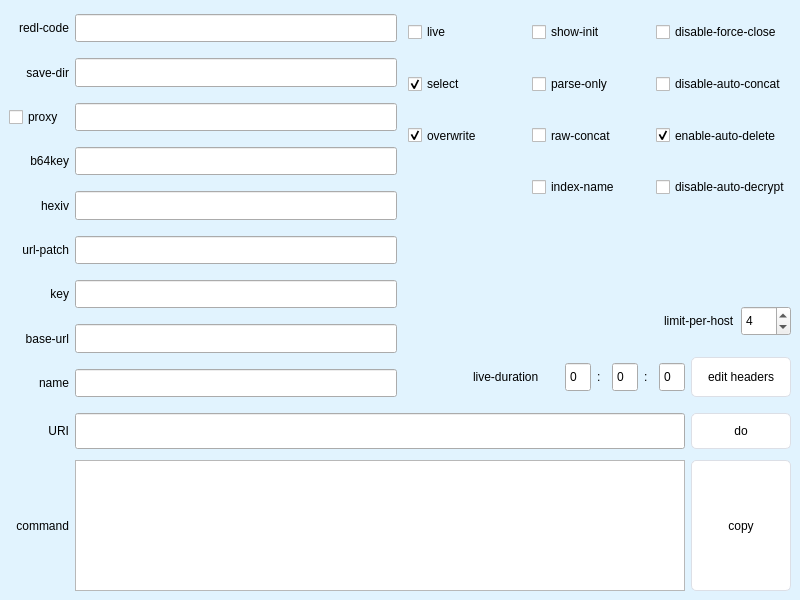
Above: XstreamDL_GUI/ui/main.ui from xhlove/XstreamDL-CLI before the change. Below: the same form after it.
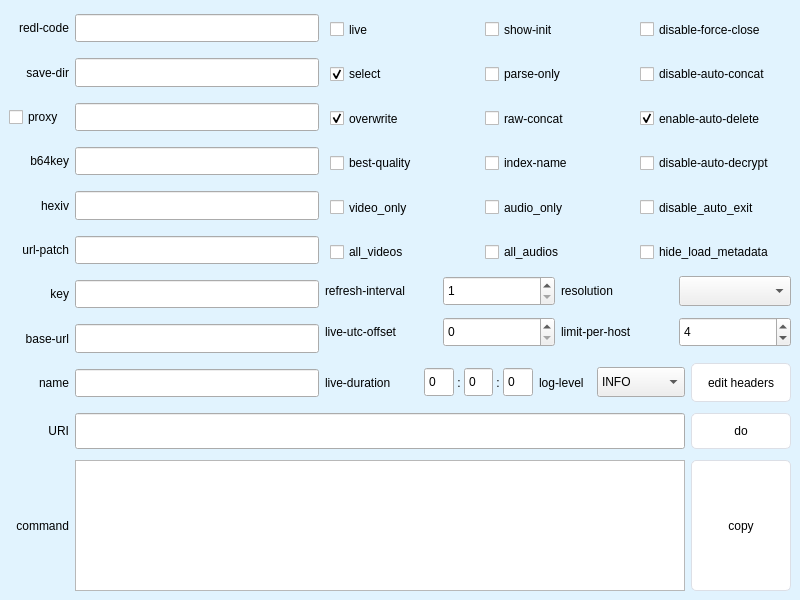
That is the form after the change. Icons and pictures are not drawn. Custom widgets are drawn as their Qt base class.

The edit to the form file:
```diff
--- a/XstreamDL_GUI/ui/main.ui
+++ b/XstreamDL_GUI/ui/main.ui
@@ -28,7 +28,7 @@
    </property>
    <layout class="QVBoxLayout" name="verticalLayout_3" stretch="9,1,3">
     <item>
-     <layout class="QHBoxLayout" name="horizontalLayout_16">
+     <layout class="QHBoxLayout" name="horizontalLayout_16" stretch="2,3">
       <item>
        <layout class="QVBoxLayout" name="verticalLayout">
         <item>
@@ -364,77 +364,15 @@
        </layout>
       </item>
       <item>
-       <layout class="QVBoxLayout" name="verticalLayout_2" stretch="4,0,1,1">
+       <layout class="QVBoxLayout" name="verticalLayout_2" stretch="6,1,1,1">
+        <property name="spacing">
+         <number>4</number>
+        </property>
         <item>
-         <layout class="QGridLayout" name="gridLayout" rowstretch="0,0,0,0">
+         <layout class="QGridLayout" name="gridLayout" rowstretch="0,0,0,0,0,0">
           <property name="leftMargin">
            <number>5</number>
           </property>
-          <item row="3" column="1">
-           <widget class="QCheckBox" name="checkBox_index_name">
-            <property name="sizePolicy">
-             <sizepolicy hsizetype="Minimum" vsizetype="Expanding">
-              <horstretch>0</horstretch>
-              <verstretch>0</verstretch>
-             </sizepolicy>
-            </property>
-            <property name="text">
-             <string>index-name</string>
-            </property>
-           </widget>
-          </item>
-          <item row="0" column="2">
-           <widget class="QCheckBox" name="checkBox_disable_force_close">
-            <property name="sizePolicy">
-             <sizepolicy hsizetype="Minimum" vsizetype="Expanding">
-              <horstretch>0</horstretch>
-              <verstretch>0</verstretch>
-             </sizepolicy>
-            </property>
-            <property name="text">
-             <string>disable-force-close</string>
-            </property>
-           </widget>
-          </item>
-          <item row="3" column="2">
-           <widget class="QCheckBox" name="checkBox_disable_auto_decrypt">
-            <property name="sizePolicy">
-             <sizepolicy hsizetype="Minimum" vsizetype="Expanding">
-              <horstretch>0</horstretch>
-              <verstretch>0</verstretch>
-             </sizepolicy>
-            </property>
-            <property name="text">
-             <string>disable-auto-decrypt</string>
-            </property>
-           </widget>
-          </item>
-          <item row="1" column="1">
-           <widget class="QCheckBox" name="checkBox_parse_only">
-            <property name="sizePolicy">
-             <sizepolicy hsizetype="Minimum" vsizetype="Expanding">
-              <horstretch>0</horstretch>
-              <verstretch>0</verstretch>
-             </sizepolicy>
-            </property>
-            <property name="text">
-             <string>parse-only</string>
-            </property>
-           </widget>
-          </item>
-          <item row="0" column="0">
-           <widget class="QCheckBox" name="checkBox_live">
-            <property name="sizePolicy">
-             <sizepolicy hsizetype="Minimum" vsizetype="Expanding">
-              <horstretch>0</horstretch>
-              <verstretch>0</verstretch>
-             </sizepolicy>
-            </property>
-            <property name="text">
-             <string>live</string>
-            </property>
-           </widget>
-          </item>
           <item row="2" column="0">
            <widget class="QCheckBox" name="checkBox_overwrite">
             <property name="sizePolicy">
@@ -464,6 +402,54 @@
             </property>
            </widget>
           </item>
+          <item row="0" column="2">
+           <widget class="QCheckBox" name="checkBox_disable_force_close">
+            <property name="sizePolicy">
+             <sizepolicy hsizetype="Minimum" vsizetype="Expanding">
+              <horstretch>0</horstretch>
+              <verstretch>0</verstretch>
+             </sizepolicy>
+            </property>
+            <property name="toolTip">
+             <string>&lt;html&gt;&lt;head/&gt;&lt;body&gt;&lt;pre style=&quot; margin-top:0px; margin-bottom:0px; margin-left:0px; margin-right:0px; -qt-block-indent:0; text-indent:0px; line-height:19px; background-color:#f0f0f0;&quot;&gt;&lt;span style=&quot; font-family:'Consolas','Courier New','monospace'; font-size:14px; font-weight:700; color:#38a334;&quot;&gt;default make all connections closed securely, but it will make DL speed slower&lt;/span&gt;&lt;/pre&gt;&lt;/body&gt;&lt;/html&gt;</string>
+            </property>
+            <property name="text">
+             <string>disable-force-close</string>
+            </property>
+           </widget>
+          </item>
+          <item row="2" column="1">
+           <widget class="QCheckBox" name="checkBox_raw_concat">
+            <property name="sizePolicy">
+             <sizepolicy hsizetype="Minimum" vsizetype="Expanding">
+              <horstretch>0</horstretch>
+              <verstretch>0</verstretch>
+             </sizepolicy>
+            </property>
+            <property name="toolTip">
+             <string>&lt;html&gt;&lt;head/&gt;&lt;body&gt;&lt;pre style=&quot; margin-top:0px; margin-bottom:0px; margin-left:0px; margin-right:0px; -qt-block-indent:0; text-indent:0px; line-height:19px; background-color:#f0f0f0;&quot;&gt;&lt;span style=&quot; font-family:'Consolas','Courier New','monospace'; font-size:14px; font-weight:700; color:#38a334;&quot;&gt;concat content as raw&lt;/span&gt;&lt;/pre&gt;&lt;/body&gt;&lt;/html&gt;</string>
+            </property>
+            <property name="text">
+             <string>raw-concat</string>
+            </property>
+           </widget>
+          </item>
+          <item row="3" column="0">
+           <widget class="QCheckBox" name="checkBox_best_quality">
+            <property name="sizePolicy">
+             <sizepolicy hsizetype="Minimum" vsizetype="Expanding">
+              <horstretch>0</horstretch>
+              <verstretch>0</verstretch>
+             </sizepolicy>
+            </property>
+            <property name="toolTip">
+             <string>&lt;html&gt;&lt;head/&gt;&lt;body&gt;&lt;pre style=&quot; margin-top:0px; margin-bottom:0px; margin-left:0px; margin-right:0px; -qt-block-indent:0; text-indent:0px; line-height:19px; background-color:#f0f0f0;&quot;&gt;&lt;span style=&quot; font-family:'Consolas','Courier New','monospace'; font-size:14px; font-weight:700; color:#38a334;&quot;&gt;auto choose best quality for dash streams&lt;/span&gt;&lt;/pre&gt;&lt;/body&gt;&lt;/html&gt;</string>
+            </property>
+            <property name="text">
+             <string>best-quality</string>
+            </property>
+           </widget>
+          </item>
           <item row="1" column="2">
            <widget class="QCheckBox" name="checkBox_disable_auto_concat">
             <property name="sizePolicy">
@@ -477,6 +463,86 @@
             </property>
            </widget>
           </item>
+          <item row="1" column="1">
+           <widget class="QCheckBox" name="checkBox_parse_only">
+            <property name="sizePolicy">
+             <sizepolicy hsizetype="Minimum" vsizetype="Expanding">
+              <horstretch>0</horstretch>
+              <verstretch>0</verstretch>
+             </sizepolicy>
+            </property>
+            <property name="toolTip">
+             <string>&lt;html&gt;&lt;head/&gt;&lt;body&gt;&lt;pre style=&quot; margin-top:0px; margin-bottom:0px; margin-left:0px; margin-right:0px; -qt-block-indent:0; text-indent:0px; line-height:19px; background-color:#f0f0f0;&quot;&gt;&lt;span style=&quot; font-family:'Consolas','Courier New','monospace'; font-size:14px; font-weight:700; color:#38a334;&quot;&gt;parse only, not to download&lt;/span&gt;&lt;/pre&gt;&lt;/body&gt;&lt;/html&gt;</string>
+            </property>
+            <property name="text">
+             <string>parse-only</string>
+            </property>
+           </widget>
+          </item>
+          <item row="4" column="0">
+           <widget class="QCheckBox" name="checkBox_video_only">
+            <property name="sizePolicy">
+             <sizepolicy hsizetype="Minimum" vsizetype="Expanding">
+              <horstretch>0</horstretch>
+              <verstretch>0</verstretch>
+             </sizepolicy>
+            </property>
+            <property name="toolTip">
+             <string>&lt;html&gt;&lt;head/&gt;&lt;body&gt;&lt;pre style=&quot; margin-top:0px; margin-bottom:0px; margin-left:0px; margin-right:0px; -qt-block-indent:0; text-indent:0px; line-height:19px; background-color:#f0f0f0;&quot;&gt;&lt;span style=&quot; font-family:'Consolas','Courier New','monospace'; font-size:14px; font-weight:700; color:#38a334;&quot;&gt;only choose video stream when use --best-quality&lt;/span&gt;&lt;/pre&gt;&lt;/body&gt;&lt;/html&gt;</string>
+            </property>
+            <property name="text">
+             <string>video_only</string>
+            </property>
+           </widget>
+          </item>
+          <item row="4" column="1">
+           <widget class="QCheckBox" name="checkBox_audio_only">
+            <property name="sizePolicy">
+             <sizepolicy hsizetype="Minimum" vsizetype="Expanding">
+              <horstretch>0</horstretch>
+              <verstretch>0</verstretch>
+             </sizepolicy>
+            </property>
+            <property name="toolTip">
+             <string>&lt;html&gt;&lt;head/&gt;&lt;body&gt;&lt;pre style=&quot; margin-top:0px; margin-bottom:0px; margin-left:0px; margin-right:0px; -qt-block-indent:0; text-indent:0px; line-height:19px; background-color:#f0f0f0;&quot;&gt;&lt;span style=&quot; font-family:'Consolas','Courier New','monospace'; font-size:14px; font-weight:700; color:#38a334;&quot;&gt;only choose audio stream when use --best-quality&lt;/span&gt;&lt;/pre&gt;&lt;/body&gt;&lt;/html&gt;</string>
+            </property>
+            <property name="text">
+             <string>audio_only</string>
+            </property>
+           </widget>
+          </item>
+          <item row="3" column="1">
+           <widget class="QCheckBox" name="checkBox_index_name">
+            <property name="sizePolicy">
+             <sizepolicy hsizetype="Minimum" vsizetype="Expanding">
+              <horstretch>0</horstretch>
+              <verstretch>0</verstretch>
+             </sizepolicy>
+            </property>
+            <property name="toolTip">
+             <string>&lt;html&gt;&lt;head/&gt;&lt;body&gt;&lt;pre style=&quot; margin-top:0px; margin-bottom:0px; margin-left:0px; margin-right:0px; -qt-block-indent:0; text-indent:0px; line-height:19px; background-color:#f0f0f0;&quot;&gt;&lt;span style=&quot; font-family:'Consolas','Courier New','monospace'; font-size:14px; font-weight:700; color:#38a334;&quot;&gt;some dash live have the same name for different stream, use this option to avoid&lt;/span&gt;&lt;/pre&gt;&lt;/body&gt;&lt;/html&gt;</string>
+            </property>
+            <property name="text">
+             <string>index-name</string>
+            </property>
+           </widget>
+          </item>
+          <item row="0" column="0">
+           <widget class="QCheckBox" name="checkBox_live">
+            <property name="sizePolicy">
+             <sizepolicy hsizetype="Minimum" vsizetype="Expanding">
+              <horstretch>0</horstretch>
+              <verstretch>0</verstretch>
+             </sizepolicy>
+            </property>
+            <property name="toolTip">
+             <string>&lt;html&gt;&lt;head/&gt;&lt;body&gt;&lt;pre style=&quot; margin-top:0px; margin-bottom:0px; margin-left:0px; margin-right:0px; -qt-block-indent:0; text-indent:0px; line-height:19px; background-color:#f0f0f0;&quot;&gt;&lt;span style=&quot; font-family:'Consolas','Courier New','monospace'; font-size:14px; font-weight:700; color:#38a334;&quot;&gt;live mode&lt;/span&gt;&lt;/pre&gt;&lt;/body&gt;&lt;/html&gt;</string>
+            </property>
+            <property name="text">
+             <string>live</string>
+            </property>
+           </widget>
+          </item>
           <item row="2" column="2">
            <widget class="QCheckBox" name="checkBox_enable_auto_delete">
             <property name="sizePolicy">
@@ -493,6 +559,22 @@
             </property>
            </widget>
           </item>
+          <item row="3" column="2">
+           <widget class="QCheckBox" name="checkBox_disable_auto_decrypt">
+            <property name="sizePolicy">
+             <sizepolicy hsizetype="Minimum" vsizetype="Expanding">
+              <horstretch>0</horstretch>
+              <verstretch>0</verstretch>
+             </sizepolicy>
+            </property>
+            <property name="toolTip">
+             <string>&lt;html&gt;&lt;head/&gt;&lt;body&gt;&lt;pre style=&quot; margin-top:0px; margin-bottom:0px; margin-left:0px; margin-right:0px; -qt-block-indent:0; text-indent:0px; line-height:19px; background-color:#f0f0f0;&quot;&gt;&lt;span style=&quot; font-family:'Consolas','Courier New','monospace'; font-size:14px; font-weight:700; color:#38a334;&quot;&gt;disable auto-decrypt segments before dump to disk&lt;/span&gt;&lt;/pre&gt;&lt;/body&gt;&lt;/html&gt;</string>
+            </property>
+            <property name="text">
+             <string>disable-auto-decrypt</string>
+            </property>
+           </widget>
+          </item>
           <item row="1" column="0">
            <widget class="QCheckBox" name="checkBox_select">
             <property name="sizePolicy">
@@ -509,8 +591,8 @@
             </property>
            </widget>
           </item>
-          <item row="2" column="1">
-           <widget class="QCheckBox" name="checkBox_raw_concat">
+          <item row="5" column="0">
+           <widget class="QCheckBox" name="checkBox_all_videos">
             <property name="sizePolicy">
              <sizepolicy hsizetype="Minimum" vsizetype="Expanding">
               <horstretch>0</horstretch>
@@ -518,92 +600,327 @@
              </sizepolicy>
             </property>
             <property name="text">
-             <string>raw-concat</string>
+             <string>all_videos</string>
             </property>
            </widget>
           </item>
+          <item row="5" column="1">
+           <widget class="QCheckBox" name="checkBox_all_audios">
+            <property name="sizePolicy">
+             <sizepolicy hsizetype="Minimum" vsizetype="Expanding">
+              <horstretch>0</horstretch>
+              <verstretch>0</verstretch>
+             </sizepolicy>
+            </property>
+            <property name="toolTip">
+             <string>&lt;html&gt;&lt;head/&gt;&lt;body&gt;&lt;pre style=&quot; margin-top:0px; margin-bottom:0px; margin-left:0px; margin-right:0px; -qt-block-indent:0; text-indent:0px; line-height:19px; background-color:#f0f0f0;&quot;&gt;&lt;span style=&quot; font-family:'Consolas','Courier New','monospace'; font-size:14px; font-weight:700; color:#38a334;&quot;&gt;choose all audio stream to download&lt;/span&gt;&lt;/pre&gt;&lt;/body&gt;&lt;/html&gt;</string>
+            </property>
+            <property name="text">
+             <string>all_audios</string>
+            </property>
+           </widget>
+          </item>
+          <item row="5" column="2">
+           <widget class="QCheckBox" name="checkBox_hide_load_metadata">
+            <property name="sizePolicy">
+             <sizepolicy hsizetype="Minimum" vsizetype="Expanding">
+              <horstretch>0</horstretch>
+              <verstretch>0</verstretch>
+             </sizepolicy>
+            </property>
+            <property name="toolTip">
+             <string>&lt;html&gt;&lt;head/&gt;&lt;body&gt;&lt;pre style=&quot; margin-top:0px; margin-bottom:0px; margin-left:0px; margin-right:0px; -qt-block-indent:0; text-indent:0px; line-height:19px; background-color:#f0f0f0;&quot;&gt;&lt;span style=&quot; font-family:'Consolas','Courier New','monospace'; font-size:14px; font-weight:700; color:#38a334;&quot;&gt;hide `Load #EXT-X-MEDIA metadata` balabala&lt;/span&gt;&lt;/pre&gt;&lt;/body&gt;&lt;/html&gt;</string>
+            </property>
+            <property name="text">
+             <string>hide_load_metadata</string>
+            </property>
+           </widget>
+          </item>
+          <item row="4" column="2">
+           <widget class="QCheckBox" name="checkBox_disable_auto_exit">
+            <property name="sizePolicy">
+             <sizepolicy hsizetype="Minimum" vsizetype="Expanding">
+              <horstretch>0</horstretch>
+              <verstretch>0</verstretch>
+             </sizepolicy>
+            </property>
+            <property name="toolTip">
+             <string>&lt;html&gt;&lt;head/&gt;&lt;body&gt;&lt;pre style=&quot; margin-top:0px; margin-bottom:0px; margin-left:0px; margin-right:0px; -qt-block-indent:0; text-indent:0px; line-height:19px; background-color:#f0f0f0;&quot;&gt;&lt;span style=&quot; font-family:'Consolas','Courier New','monospace'; font-size:14px; font-weight:700; color:#38a334;&quot;&gt;disable auto exit after download end, GUI will use this option&lt;/span&gt;&lt;/pre&gt;&lt;/body&gt;&lt;/html&gt;</string>
+            </property>
+            <property name="text">
+             <string>disable_auto_exit</string>
+            </property>
+           </widget>
+          </item>
          </layout>
         </item>
         <item>
-         <spacer name="verticalSpacer">
-          <property name="orientation">
-           <enum>Qt::Vertical</enum>
+         <layout class="QHBoxLayout" name="horizontalLayout_17" stretch="1,1,1,1">
+          <property name="spacing">
+           <number>6</number>
           </property>
-          <property name="sizeHint" stdset="0">
-           <size>
-            <width>20</width>
-            <height>80</height>
-           </size>
-          </property>
-         </spacer>
-        </item>
-        <item>
-         <layout class="QHBoxLayout" name="horizontalLayout_14">
           <item>
-           <spacer name="horizontalSpacer_2">
-            <property name="orientation">
-             <enum>Qt::Horizontal</enum>
+           <widget class="QLabel" name="label_17">
+            <property name="sizePolicy">
+             <sizepolicy hsizetype="Preferred" vsizetype="Expanding">
+              <horstretch>0</horstretch>
+              <verstretch>0</verstretch>
+             </sizepolicy>
             </property>
-            <property name="sizeHint" stdset="0">
+            <property name="maximumSize">
              <size>
-              <width>40</width>
-              <height>20</height>
+              <width>16777215</width>
+              <height>30</height>
              </size>
             </property>
-           </spacer>
+            <property name="text">
+             <string>refresh-interval</string>
+            </property>
+            <property name="alignment">
+             <set>Qt::AlignLeading|Qt::AlignLeft|Qt::AlignVCenter</set>
+            </property>
+           </widget>
           </item>
           <item>
-           <layout class="QHBoxLayout" name="horizontalLayout_12">
+           <widget class="QSpinBox" name="spinBox_live_refresh_interval">
+            <property name="sizePolicy">
+             <sizepolicy hsizetype="Minimum" vsizetype="Expanding">
+              <horstretch>0</horstretch>
+              <verstretch>0</verstretch>
+             </sizepolicy>
+            </property>
+            <property name="minimumSize">
+             <size>
+              <width>50</width>
+              <height>0</height>
+             </size>
+            </property>
+            <property name="maximumSize">
+             <size>
+              <width>16777215</width>
+              <height>30</height>
+             </size>
+            </property>
+            <property name="toolTip">
+             <string>&lt;html&gt;&lt;head/&gt;&lt;body&gt;&lt;pre style=&quot; margin-top:0px; margin-bottom:0px; margin-left:0px; margin-right:0px; -qt-block-indent:0; text-indent:0px; line-height:19px; background-color:#f0f0f0;&quot;&gt;&lt;span style=&quot; font-family:'Consolas','Courier New','monospace'; font-size:14px; font-weight:700; color:#38a334;&quot;&gt;live refresh interval&lt;/span&gt;&lt;/pre&gt;&lt;/body&gt;&lt;/html&gt;</string>
+            </property>
+            <property name="minimum">
+             <number>1</number>
+            </property>
+            <property name="maximum">
+             <number>60</number>
+            </property>
+           </widget>
+          </item>
+          <item>
+           <widget class="QLabel" name="label_16">
+            <property name="sizePolicy">
+             <sizepolicy hsizetype="Expanding" vsizetype="Expanding">
+              <horstretch>0</horstretch>
+              <verstretch>0</verstretch>
+             </sizepolicy>
+            </property>
+            <property name="minimumSize">
+             <size>
+              <width>0</width>
+              <height>30</height>
+             </size>
+            </property>
+            <property name="maximumSize">
+             <size>
+              <width>16777215</width>
+              <height>30</height>
+             </size>
+            </property>
+            <property name="layoutDirection">
+             <enum>Qt::LeftToRight</enum>
+            </property>
+            <property name="text">
+             <string>resolution</string>
+            </property>
+            <property name="alignment">
+             <set>Qt::AlignLeading|Qt::AlignLeft|Qt::AlignVCenter</set>
+            </property>
+           </widget>
+          </item>
+          <item>
+           <widget class="QComboBox" name="comboBox_resolution">
+            <property name="sizePolicy">
+             <sizepolicy hsizetype="Minimum" vsizetype="Maximum">
+              <horstretch>0</horstretch>
+              <verstretch>0</verstretch>
+             </sizepolicy>
+            </property>
+            <property name="minimumSize">
+             <size>
+              <width>50</width>
+              <height>0</height>
+             </size>
+            </property>
+            <property name="maximumSize">
+             <size>
+              <width>16777215</width>
+              <height>30</height>
+             </size>
+            </property>
+            <property name="toolTip">
+             <string>&lt;html&gt;&lt;head/&gt;&lt;body&gt;&lt;pre style=&quot; margin-top:0px; margin-bottom:0px; margin-left:0px; margin-right:0px; -qt-block-indent:0; text-indent:0px; line-height:19px; background-color:#f0f0f0;&quot;&gt;&lt;span style=&quot; font-family:'Consolas','Courier New','monospace'; font-size:14px; font-weight:700; color:#38a334;&quot;&gt;auto choose target quality&lt;/span&gt;&lt;/pre&gt;&lt;/body&gt;&lt;/html&gt;</string>
+            </property>
             <item>
-             <widget class="QLabel" name="label_12">
-              <property name="sizePolicy">
-               <sizepolicy hsizetype="Preferred" vsizetype="Expanding">
-                <horstretch>0</horstretch>
-                <verstretch>0</verstretch>
-               </sizepolicy>
-              </property>
-              <property name="text">
-               <string>limit-per-host</string>
-              </property>
-             </widget>
+             <property name="text">
+              <string/>
+             </property>
             </item>
             <item>
-             <widget class="QSpinBox" name="spinBox_limit_per_host">
-              <property name="sizePolicy">
-               <sizepolicy hsizetype="Minimum" vsizetype="Expanding">
-                <horstretch>0</horstretch>
-                <verstretch>0</verstretch>
-               </sizepolicy>
-              </property>
-              <property name="minimumSize">
-               <size>
-                <width>50</width>
-                <height>0</height>
-               </size>
-              </property>
-              <property name="maximumSize">
-               <size>
-                <width>16777215</width>
-                <height>30</height>
-               </size>
-              </property>
-              <property name="minimum">
-               <number>1</number>
-              </property>
-              <property name="maximum">
-               <number>999</number>
-              </property>
-              <property name="value">
-               <number>4</number>
-              </property>
-             </widget>
+             <property name="text">
+              <string>2160</string>
+             </property>
             </item>
-           </layout>
+            <item>
+             <property name="text">
+              <string>1080</string>
+             </property>
+            </item>
+            <item>
+             <property name="text">
+              <string>720</string>
+             </property>
+            </item>
+            <item>
+             <property name="text">
+              <string>576</string>
+             </property>
+            </item>
+            <item>
+             <property name="text">
+              <string>540</string>
+             </property>
+            </item>
+            <item>
+             <property name="text">
+              <string>480</string>
+             </property>
+            </item>
+            <item>
+             <property name="text">
+              <string>360</string>
+             </property>
+            </item>
+            <item>
+             <property name="text">
+              <string>270</string>
+             </property>
+            </item>
+           </widget>
           </item>
          </layout>
         </item>
         <item>
-         <layout class="QHBoxLayout" name="horizontalLayout_13" stretch="0,0">
+         <layout class="QHBoxLayout" name="horizontalLayout_14" stretch="1,1,1,1">
+          <property name="spacing">
+           <number>6</number>
+          </property>
+          <item>
+           <widget class="QLabel" name="label_5">
+            <property name="sizePolicy">
+             <sizepolicy hsizetype="Preferred" vsizetype="Expanding">
+              <horstretch>0</horstretch>
+              <verstretch>0</verstretch>
+             </sizepolicy>
+            </property>
+            <property name="text">
+             <string>live-utc-offset</string>
+            </property>
+            <property name="alignment">
+             <set>Qt::AlignLeading|Qt::AlignLeft|Qt::AlignVCenter</set>
+            </property>
+           </widget>
+          </item>
+          <item>
+           <widget class="QSpinBox" name="spinBox_live_utc_offset">
+            <property name="sizePolicy">
+             <sizepolicy hsizetype="Minimum" vsizetype="Expanding">
+              <horstretch>0</horstretch>
+              <verstretch>0</verstretch>
+             </sizepolicy>
+            </property>
+            <property name="minimumSize">
+             <size>
+              <width>50</width>
+              <height>0</height>
+             </size>
+            </property>
+            <property name="maximumSize">
+             <size>
+              <width>16777215</width>
+              <height>30</height>
+             </size>
+            </property>
+            <property name="toolTip">
+             <string>&lt;html&gt;&lt;head/&gt;&lt;body&gt;&lt;pre style=&quot; margin-top:0px; margin-bottom:0px; margin-left:0px; margin-right:0px; -qt-block-indent:0; text-indent:0px; line-height:19px; background-color:#f0f0f0;&quot;&gt;&lt;span style=&quot; font-family:'Consolas','Courier New','monospace'; font-size:14px; font-weight:700; color:#38a334;&quot;&gt;the value is used to correct utc time&lt;/span&gt;&lt;/pre&gt;&lt;/body&gt;&lt;/html&gt;</string>
+            </property>
+            <property name="maximum">
+             <number>7200</number>
+            </property>
+            <property name="singleStep">
+             <number>600</number>
+            </property>
+           </widget>
+          </item>
+          <item>
+           <widget class="QLabel" name="label_12">
+            <property name="sizePolicy">
+             <sizepolicy hsizetype="Preferred" vsizetype="Expanding">
+              <horstretch>0</horstretch>
+              <verstretch>0</verstretch>
+             </sizepolicy>
+            </property>
+            <property name="text">
+             <string>limit-per-host</string>
+            </property>
+            <property name="alignment">
+             <set>Qt::AlignLeading|Qt::AlignLeft|Qt::AlignVCenter</set>
+            </property>
+           </widget>
+          </item>
+          <item>
+           <widget class="QSpinBox" name="spinBox_limit_per_host">
+            <property name="sizePolicy">
+             <sizepolicy hsizetype="Minimum" vsizetype="Expanding">
+              <horstretch>0</horstretch>
+              <verstretch>0</verstretch>
+             </sizepolicy>
+            </property>
+            <property name="minimumSize">
+             <size>
+              <width>50</width>
+              <height>0</height>
+             </size>
+            </property>
+            <property name="maximumSize">
+             <size>
+              <width>16777215</width>
+              <height>30</height>
+             </size>
+            </property>
+            <property name="toolTip">
+             <string>&lt;html&gt;&lt;head/&gt;&lt;body&gt;&lt;pre style=&quot; margin-top:0px; margin-bottom:0px; margin-left:0px; margin-right:0px; -qt-block-indent:0; text-indent:0px; line-height:19px; background-color:#f0f0f0;&quot;&gt;&lt;span style=&quot; font-family:'Consolas','Courier New','monospace'; font-size:14px; font-weight:700; color:#38a334;&quot;&gt;increase the value if your connection to the stream host is poor, suggest &amp;gt;100 for DASH stream&lt;/span&gt;&lt;/pre&gt;&lt;/body&gt;&lt;/html&gt;</string>
+            </property>
+            <property name="minimum">
+             <number>1</number>
+            </property>
+            <property name="maximum">
+             <number>999</number>
+            </property>
+            <property name="value">
+             <number>4</number>
+            </property>
+           </widget>
+          </item>
+         </layout>
+        </item>
+        <item>
+         <layout class="QHBoxLayout" name="horizontalLayout_13" stretch="4,1,1,2">
           <property name="spacing">
            <number>6</number>
           </property>
@@ -611,26 +928,13 @@
            <number>5</number>
           </property>
           <property name="bottomMargin">
-           <number>5</number>
+           <number>0</number>
           </property>
           <item>
-           <layout class="QHBoxLayout" name="horizontalLayout" stretch="8,10,3,1,3,1,3">
+           <layout class="QHBoxLayout" name="horizontalLayout" stretch="10,3,1,3,1,3">
             <property name="spacing">
-             <number>6</number>
+             <number>0</number>
             </property>
-            <item>
-             <spacer name="horizontalSpacer">
-              <property name="orientation">
-               <enum>Qt::Horizontal</enum>
-              </property>
-              <property name="sizeHint" stdset="0">
-               <size>
-                <width>40</width>
-                <height>20</height>
-               </size>
-              </property>
-             </spacer>
-            </item>
             <item>
              <widget class="QLabel" name="label_14">
               <property name="sizePolicy">
@@ -642,6 +946,9 @@
               <property name="text">
                <string>live-duration</string>
               </property>
+              <property name="alignment">
+               <set>Qt::AlignLeading|Qt::AlignLeft|Qt::AlignVCenter</set>
+              </property>
              </widget>
             </item>
             <item>
@@ -683,6 +990,9 @@
               <property name="text">
                <string>:</string>
               </property>
+              <property name="alignment">
+               <set>Qt::AlignCenter</set>
+              </property>
              </widget>
             </item>
             <item>
@@ -727,6 +1037,9 @@
               <property name="text">
                <string>:</string>
               </property>
+              <property name="alignment">
+               <set>Qt::AlignCenter</set>
+              </property>
              </widget>
             </item>
             <item>
@@ -762,6 +1075,61 @@
             </item>
            </layout>
           </item>
+          <item>
+           <widget class="QLabel" name="label_18">
+            <property name="sizePolicy">
+             <sizepolicy hsizetype="Expanding" vsizetype="Expanding">
+              <horstretch>0</horstretch>
+              <verstretch>0</verstretch>
+             </sizepolicy>
+            </property>
+            <property name="text">
+             <string>log-level</string>
+            </property>
+           </widget>
+          </item>
+          <item>
+           <widget class="QComboBox" name="comboBox_log_level">
+            <property name="sizePolicy">
+             <sizepolicy hsizetype="Preferred" vsizetype="Expanding">
+              <horstretch>0</horstretch>
+              <verstretch>0</verstretch>
+             </sizepolicy>
+            </property>
+            <property name="maximumSize">
+             <size>
+              <width>16777215</width>
+              <height>30</height>
+             </size>
+            </property>
+            <property name="toolTip">
+             <string>&lt;html&gt;&lt;head/&gt;&lt;body&gt;&lt;pre style=&quot; margin-top:0px; margin-bottom:0px; margin-left:0px; margin-right:0px; -qt-block-indent:0; text-indent:0px; line-height:19px; background-color:#f0f0f0;&quot;&gt;&lt;span style=&quot; font-family:'Consolas','Courier New','monospace'; font-size:14px; font-weight:700; color:#38a334;&quot;&gt;set log level, default is INFO&lt;/span&gt;&lt;/pre&gt;&lt;/body&gt;&lt;/html&gt;</string>
+            </property>
+            <property name="currentText">
+             <string>INFO</string>
+            </property>
+            <item>
+             <property name="text">
+              <string>INFO</string>
+             </property>
+            </item>
+            <item>
+             <property name="text">
+              <string>DEBUG</string>
+             </property>
+            </item>
+            <item>
+             <property name="text">
+              <string>WARNING</string>
+             </property>
+            </item>
+            <item>
+             <property name="text">
+              <string>ERROR</string>
+             </property>
+            </item>
+           </widget>
+          </item>
           <item>
            <widget class="QPushButton" name="pushButton_edit_headers">
             <property name="sizePolicy">
```
Left out of the diff: 66 changed lines with no effect on the pictures.
